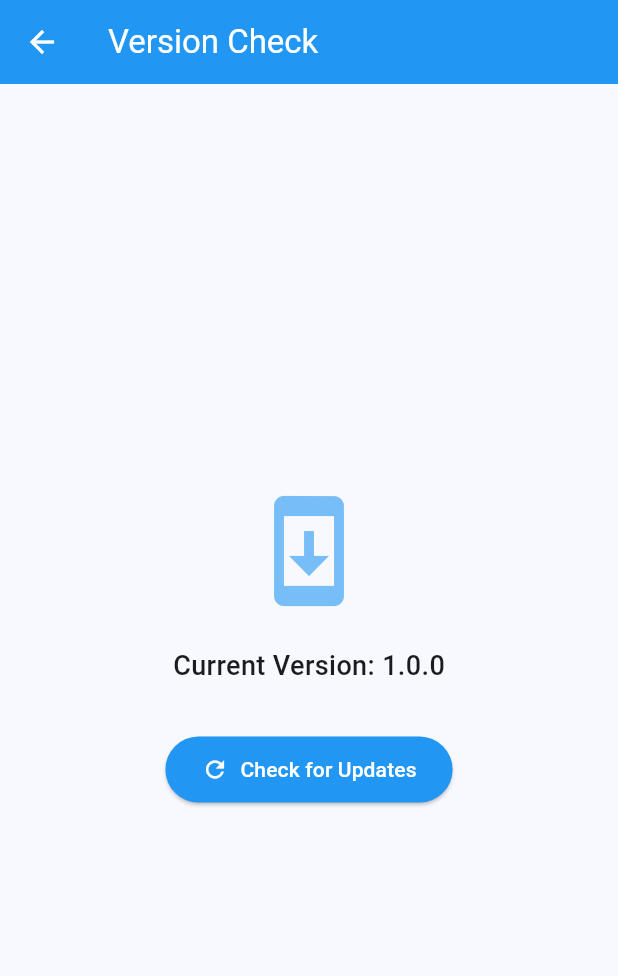
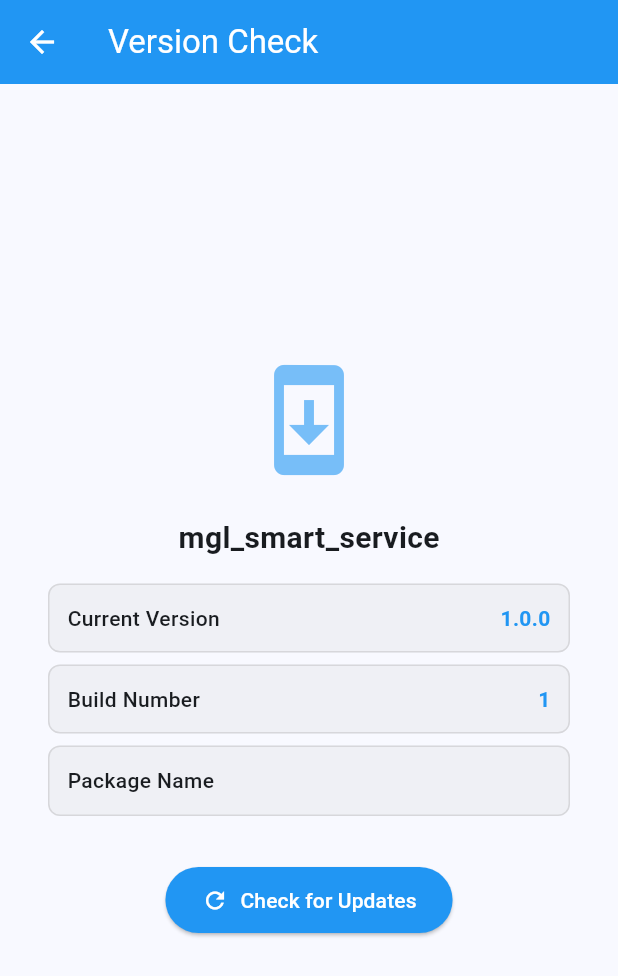
Before and after one commit to oganaa2472/wash_service, a Flutter app: the VersionCheckPage screen opened directly, on a phone screen of 412 x 824 dp. Shown: the top 976 px of the screen. Run offline on Flutter 3.47's test engine with Material 3 defaults, Android fonts, the light colour scheme and no system bars; our stand-ins replace dartz, equatable, flutter_bloc, get_it, graphql_flutter, package_info_plus and 1 more; accounts and stored records are empty; network calls fail.

Commit message:
Implement real version functionality with package_info_plus and url_launcher

```diff
--- a/lib/presentation/pages/version_check_page.dart
+++ b/lib/presentation/pages/version_check_page.dart
@@ -16,12 +16,16 @@ class _VersionCheckPageState extends State<VersionCheckPage> {
   late VersionService _versionService;
   bool _isChecking = false;
   String _currentVersion = '1.0.0';
+  String _buildNumber = '1';
+  String _packageName = '';
+  String _appName = '';
   bool _updateAvailable = false;
 
   @override
   void initState() {
     super.initState();
     _initializeVersionService();
+    _loadAppInfo();
   }
 
   void _initializeVersionService() {
@@ -29,6 +33,20 @@ class _VersionCheckPageState extends State<VersionCheckPage> {
     final repository = VersionRepositoryImpl(remoteDataSource);
     final useCase = GetApkVersion(repository);
     _versionService = VersionService(useCase);
+  }
+
+  Future<void> _loadAppInfo() async {
+    try {
+      final appInfo = await _versionService.getAppInfo();
+      setState(() {
+        _currentVersion = appInfo['version'] ?? '1.0.0';
+        _buildNumber = appInfo['buildNumber'] ?? '1';
+        _packageName = appInfo['packageName'] ?? '';
+        _appName = appInfo['appName'] ?? '';
+      });
+    } catch (e) {
+      print('Error loading app info: $e');
+    }
   }
 
   Future<void> _checkForUpdates() async {
@@ -129,12 +147,18 @@ class _VersionCheckPageState extends State<VersionCheckPage> {
             ),
             const SizedBox(height: 24),
             Text(
-              'Current Version: $_currentVersion',
+              _appName.isNotEmpty ? _appName : 'MGL Smart Service',
               style: const TextStyle(
-                fontSize: 18,
-                fontWeight: FontWeight.w500,
+                fontSize: 20,
+                fontWeight: FontWeight.bold,
               ),
             ),
+            const SizedBox(height: 16),
+            _buildInfoCard('Current Version', _currentVersion),
+            const SizedBox(height: 8),
+            _buildInfoCard('Build Number', _buildNumber),
+            const SizedBox(height: 8),
+            _buildInfoCard('Package Name', _packageName),
             const SizedBox(height: 32),
             ElevatedButton.icon(
               onPressed: _isChecking ? null : _checkForUpdates,
@@ -184,4 +208,37 @@ class _VersionCheckPageState extends State<VersionCheckPage> {
       ),
     );
   }
+
+  Widget _buildInfoCard(String label, String value) {
+    return Container(
+      width: double.infinity,
+      margin: const EdgeInsets.symmetric(horizontal: 32),
+      padding: const EdgeInsets.all(12),
+      decoration: BoxDecoration(
+        color: Colors.grey.withOpacity(0.1),
+        borderRadius: BorderRadius.circular(8),
+        border: Border.all(color: Colors.grey.withOpacity(0.3)),
+      ),
+      child: Row(
+        mainAxisAlignment: MainAxisAlignment.spaceBetween,
+        children: [
+          Text(
+            label,
+            style: const TextStyle(
+              fontSize: 14,
+              fontWeight: FontWeight.w500,
+            ),
+          ),
+          Text(
+            value,
+            style: const TextStyle(
+              fontSize: 14,
+              fontWeight: FontWeight.w600,
+              color: Colors.blue,
+            ),
+          ),
+        ],
+      ),
+    );
+  }
 }
--- a/lib/presentation/widgets/version_update_dialog.dart
+++ b/lib/presentation/widgets/version_update_dialog.dart
@@ -53,6 +53,8 @@ class VersionUpdateDialog extends StatelessWidget {
           _buildVersionInfo('Current Version', currentVersion),
           const SizedBox(height: 8),
           _buildVersionInfo('Latest Version', latestVersion.version),
+          const SizedBox(height: 8),
+          _buildVersionInfo('Updated', _formatDate(latestVersion.updatedAt)),
           const SizedBox(height: 16),
           if (latestVersion.category.description.isNotEmpty) ...[
             Text(
@@ -130,4 +132,8 @@ class VersionUpdateDialog extends StatelessWidget {
       ],
     );
   }
+
+  String _formatDate(DateTime date) {
+    return '${date.day}/${date.month}/${date.year}';
+  }
 }
```
Also changed, not shown: lib/core/services/version_service.dart (+50 -14 lines).
